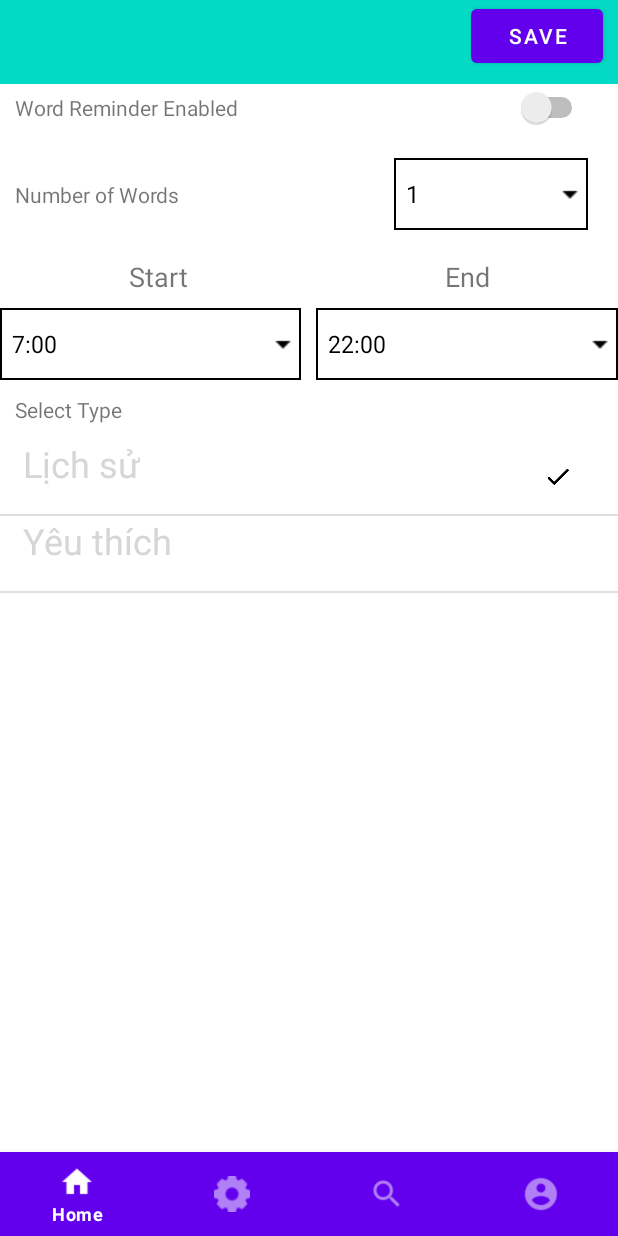
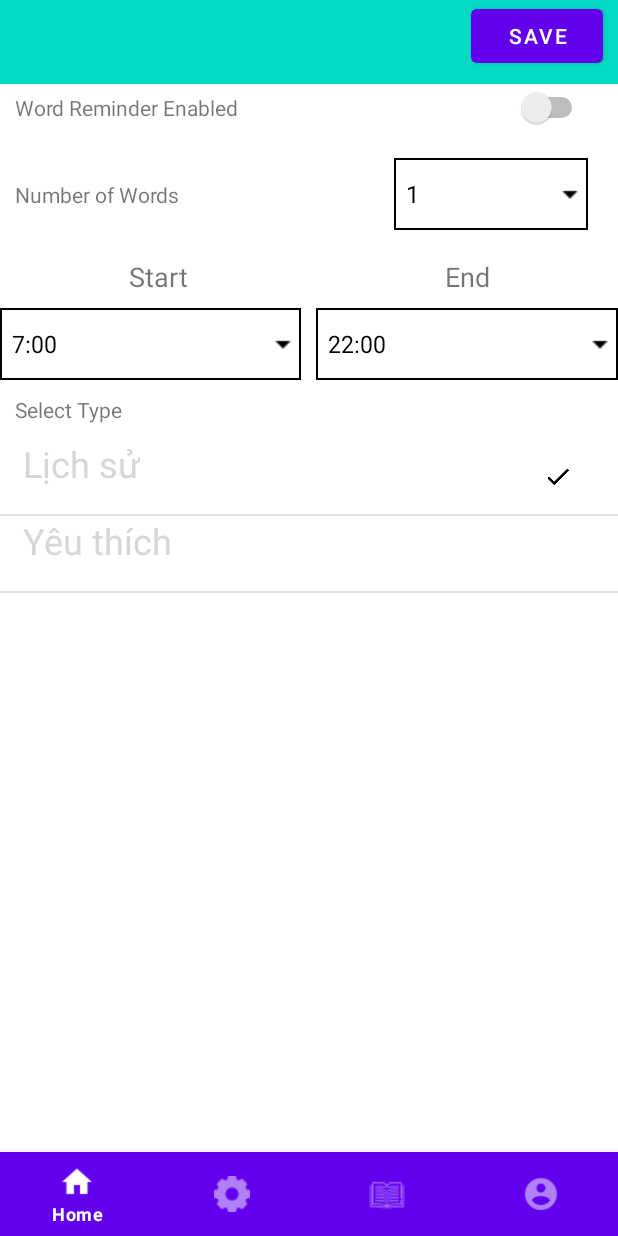
Before and after one commit to Phat-Ho/EnglishLearningApp, an Android app: the fragment SettingFragment placed in its activity, on a phone screen of 412 x 824 dp. Run offline under Robolectric (Android 15) with nearby library versions, the phone set to English and light mode, and no system bars; our stand-ins replace Volley; 1 statement that could not run was skipped.

Commit message:
Fix bug notification

```diff
--- a/app/src/main/java/com/example/englishlearningapp/fragments/SettingFragment.java
+++ b/app/src/main/java/com/example/englishlearningapp/fragments/SettingFragment.java
@@ -176,10 +176,11 @@ public class SettingFragment extends Fragment {
         EndSpinnerListener endSpinnerListener = new EndSpinnerListener();
         NumberOfWordsSpinnerListener numberOfWordsSpinnerListener = new NumberOfWordsSpinnerListener();
         spinnerStartHour.setOnItemSelectedListener(startSpinnerListener);
-
+        spinnerStartHour.setOnTouchListener(startSpinnerListener);
         spinnerEndHour.setOnItemSelectedListener(endSpinnerListener);
+        spinnerEndHour.setOnTouchListener(endSpinnerListener);
         spinnerNumberOfWords.setOnItemSelectedListener(numberOfWordsSpinnerListener);
-
+        spinnerNumberOfWords.setOnTouchListener(numberOfWordsSpinnerListener);
     }
 
     private void InitSpinner() {
@@ -210,10 +211,11 @@ public class SettingFragment extends Fragment {
         PendingIntent pendingIntent = PendingIntent.getBroadcast(getActivity(), 0, receiverIntent, PendingIntent.FLAG_UPDATE_CURRENT);
 
         //Set startHour
-        Calendar calStart = Calendar.getInstance();
+        Calendar calStart = Calendar.getInstance(TimeZone.getDefault());
         calStart.set(Calendar.HOUR_OF_DAY, startHour);
         calStart.set(Calendar.MINUTE, 0);
         calStart.set(Calendar.SECOND, 0);
+        Log.d(TAG, "startHour: " + calStart.getTimeInMillis());
 
         //Fire the alarm
         alarmManager.setRepeating(AlarmManager.RTC_WAKEUP, calStart.getTimeInMillis(), timeInMillis, pendingIntent);
@@ -286,9 +288,12 @@ public class SettingFragment extends Fragment {
         public void onItemSelected(AdapterView<?> parent, View view, int position, long id) {
             startHour = position;
             if(userSelect){
+                Log.d(TAG, "start Hour: " + position);
                 swtReminder.setChecked(false);
                 swtReminder.setChecked(true);
                 userSelect = false;
+            }else{
+                Log.d(TAG, "not user select");
             }
         }
 
--- a/app/src/main/res/layout/fragment_history_favorite.xml
+++ b/app/src/main/res/layout/fragment_history_favorite.xml
@@ -16,6 +16,7 @@
             android:layout_width="match_parent"
             android:layout_height="?android:attr/actionBarSize"
             android:background="@color/colorPrimary"
+            app:title="English Learning"
             android:theme="@style/ThemeOverlay.AppCompat.Light"/>
 
         <com.google.android.material.tabs.TabLayout
--- a/app/src/main/res/layout/fragment_setting.xml
+++ b/app/src/main/res/layout/fragment_setting.xml
@@ -74,6 +74,7 @@
                 android:layout_weight="2"
                 android:layout_width="wrap_content"
                 android:layout_height="wrap_content"
+                android:spinnerMode="dropdown"
                 style="@style/SpinnerTheme"/>
         </LinearLayout>
 
--- a/app/src/main/res/menu/navigation_bottom_menu.xml
+++ b/app/src/main/res/menu/navigation_bottom_menu.xml
@@ -8,7 +8,7 @@
         android:icon="@drawable/ic_setting"/>
     <item android:id="@+id/navigation_history"
         android:title="@string/history"
-        android:icon="@drawable/ic_search"/>
+        android:icon="@drawable/book_icon"/>
     <item android:id="@+id/navigation_profile"
         android:title="@string/navigation_profile"
         android:icon="@drawable/ic_profile"/>
```
Also changed, not shown: app/src/main/res/drawable/book_icon.png (added).
